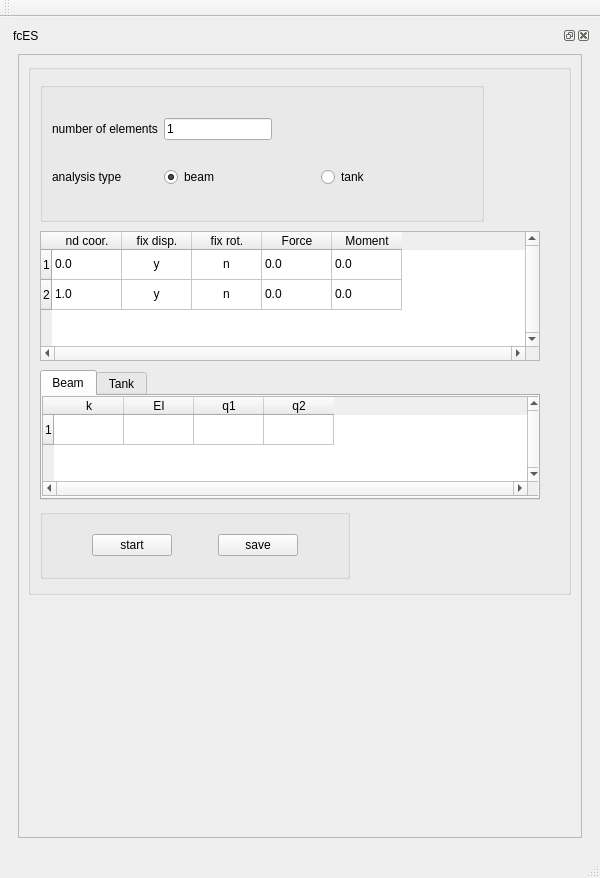
First picture: the form in user_interface/fcES.ui, repository HarryvL/fcES, before the edit.
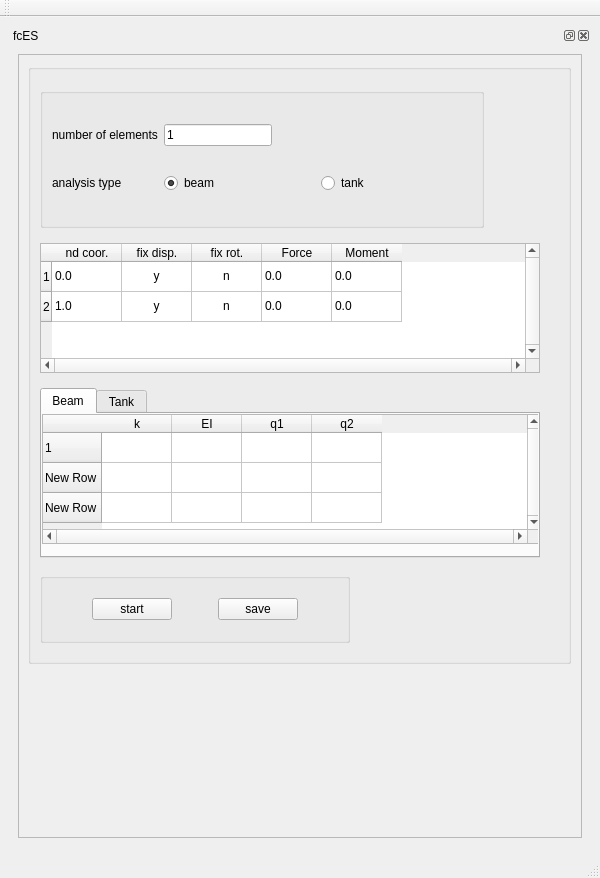
Second picture: the form after the edit. The open tabs and pages were chosen to show the change.

What changed in the file:
```diff
--- a/user_interface/fcES.ui
+++ b/user_interface/fcES.ui
@@ -117,7 +117,7 @@
               <x>9</x>
               <y>9</y>
               <width>543</width>
-              <height>531</height>
+              <height>600</height>
              </rect>
             </property>
             <property name="sizePolicy">
@@ -376,7 +376,7 @@
                <property name="maximumSize">
                 <size>
                  <width>16777215</width>
-                 <height>130</height>
+                 <height>170</height>
                 </size>
                </property>
                <property name="currentIndex">
@@ -392,7 +392,7 @@
                    <x>0</x>
                    <y>0</y>
                    <width>500</width>
-                   <height>100</height>
+                   <height>130</height>
                   </rect>
                  </property>
                  <property name="sizePolicy">
@@ -404,13 +404,13 @@
                  <property name="minimumSize">
                   <size>
                    <width>500</width>
-                   <height>0</height>
+                   <height>130</height>
                   </size>
                  </property>
                  <property name="maximumSize">
                   <size>
                    <width>16777215</width>
-                   <height>100</height>
+                   <height>150</height>
                   </size>
                  </property>
                  <property name="verticalScrollBarPolicy">
@@ -427,6 +427,16 @@
                    <string>1</string>
                   </property>
                  </row>
+                 <row>
+                  <property name="text">
+                   <string>New Row</string>
+                  </property>
+                 </row>
+                 <row>
+                  <property name="text">
+                   <string>New Row</string>
+                  </property>
+                 </row>
                  <column>
                   <property name="text">
                    <string>k</string>
```
Left out of the diff: 8 changed lines with no effect on the pictures.
